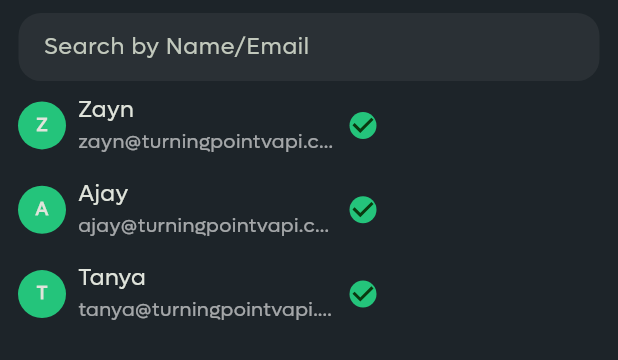
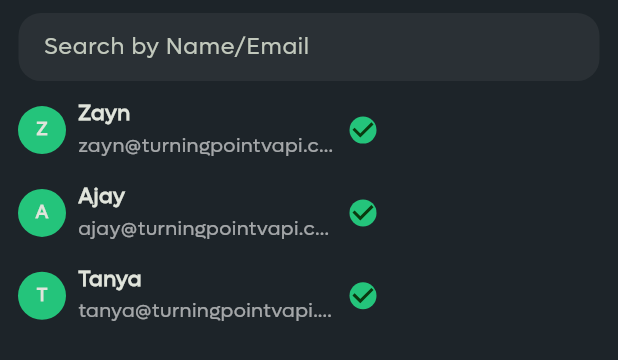
Before and after one commit to ZaynMeledath/turningpoint_tms, a Flutter app: what assignedFilterSegment() shows on an empty page, opened directly, on a phone screen of 412 x 824 dp. Shown: the top 360 px of the screen. Run offline on Flutter 3.47's test engine with Material 3 defaults, Android fonts, the phone set to English and light mode, and no system bars; our stand-ins replace animated_bottom_navigation_bar, fl_chart, flutter_animate, flutter_screenutil, get, google_fonts and 2 more.

Commit message:
Filter segment changes

```diff
--- /dev/null
+++ b/lib/controller/filter_controller.dart
@@ -0,0 +1,3 @@
+import 'package:get/get.dart';
+
+class FilterController extends GetxController {}
--- a/lib/view/task_management/my_tasks/dialogs/segments/assigned_filter_segment.dart
+++ b/lib/view/task_management/my_tasks/dialogs/segments/assigned_filter_segment.dart
@@ -22,6 +22,7 @@ Widget assignedFilterSegment({
             ),
           ),
         ),
+        SizedBox(height: 4.h),
         Expanded(
           child: ListView.builder(
             itemCount: 3,
@@ -49,7 +50,8 @@ Widget assignedFilterSegment({
                             map.keys.elementAt(index),
                             overflow: TextOverflow.ellipsis,
                             style: TextStyle(
-                              fontSize: 15.sp,
+                              fontSize: 14.sp,
+                              fontWeight: FontWeight.w600,
                             ),
                           ),
                           SizedBox(height: 2.h),
--- a/lib/view/task_management/my_tasks/segments/task_card.dart
+++ b/lib/view/task_management/my_tasks/segments/task_card.dart
@@ -8,9 +8,9 @@ Widget taskCard({
       borderRadius: BorderRadius.circular(16),
       gradient: const LinearGradient(
         colors: [
-          Color.fromRGBO(36, 58, 63, 1),
+          Color.fromRGBO(48, 78, 85, 0.6),
           Color.fromRGBO(29, 36, 41, 1),
-          Color.fromRGBO(90, 90, 90, .55),
+          Color.fromRGBO(90, 90, 90, .5),
         ],
         begin: Alignment.topLeft,
         end: Alignment.bottomRight,
```
Also changed, not shown: lib/model/filter_model.dart (added, +9 -0 lines), lib/view/task_management/assign_task/assign_task_screen.dart (+7 -1 lines).
